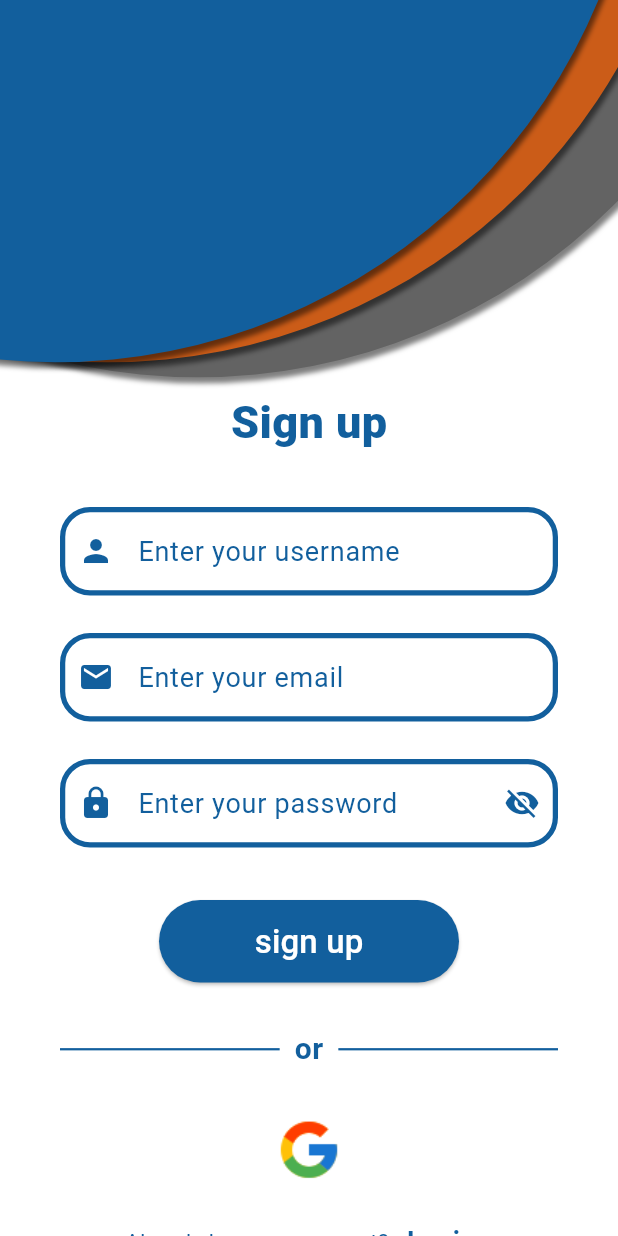
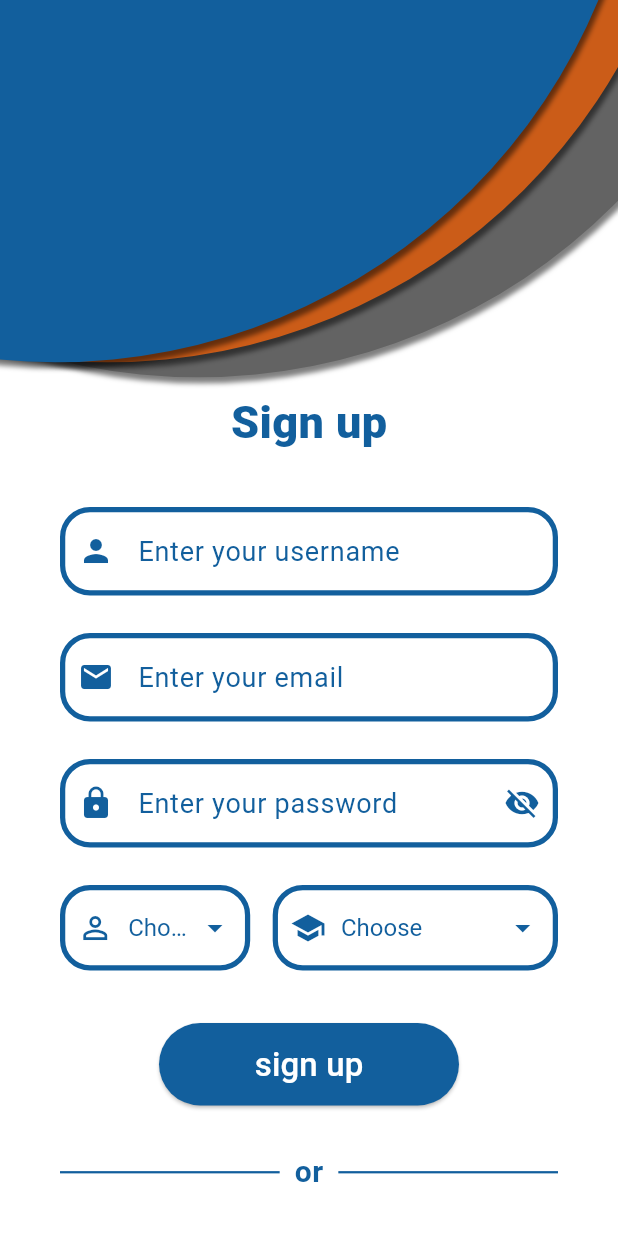
Before and after one commit to sumail-000/academia_hub, a Flutter app: the SignupScreen screen opened directly, on a phone screen of 412 x 824 dp. Run offline on Flutter 3.47's test engine with Material 3 defaults, Android fonts, the phone set to English and light mode, and no system bars.

Commit message:
signup screen update

```diff
--- a/lib/screens/auth/signup.dart
+++ b/lib/screens/auth/signup.dart
@@ -8,6 +8,32 @@ class SignupScreen extends StatefulWidget {
 
 class _SignupScreenState extends State<SignupScreen> {
   bool _isObscure = true; // Initially, password is hidden
+  String? _selectedUserType;
+  String? _selectedUniversity;
+
+  // List of Pakistani universities
+  final List<String> _universities = [
+    'Choose',
+    'Quaid-i-Azam University',
+    'National University of Sciences and Technology (NUST)',
+    'Lahore University of Management Sciences (LUMS)',
+    'University of the Punjab',
+    'University of Karachi',
+    'Pakistan Institute of Engineering and Applied Sciences (PIEAS)',
+    'COMSATS University Islamabad',
+    'Aga Khan University',
+    'Government College University Lahore',
+    'University of Engineering and Technology, Lahore',
+    'NED University of Engineering and Technology',
+    'Bahria University',
+    'Air University',
+    'International Islamic University Islamabad',
+    'University of Peshawar',
+    'University of Agriculture, Faisalabad',
+    'Mehran University of Engineering and Technology',
+    'Institute of Business Administration (IBA)',
+    'National University of Computer and Emerging Sciences (FAST-NUCES)',
+  ];
 
   @override
   Widget build(BuildContext context) {
@@ -53,6 +79,46 @@ class _SignupScreenState extends State<SignupScreen> {
                     buildTextField(Icons.email, "Enter your email", false),
                     SizedBox(height: 25),
                     buildTextField(Icons.lock, "Enter your password", true),
+                    SizedBox(height: 25),
+
+                    // User type and University selection row
+                    Row(
+                      children: [
+                        // User type dropdown (left side) - with reduced width
+                        Flexible(
+                          flex: 2, // Smaller flex for user type dropdown
+                          child: buildDropdown(
+                            icon: Icons.person_outline,
+                            hint: "User Type",
+                            value: _selectedUserType,
+                            items: ['Choose', 'Student', 'Teacher'],
+                            onChanged: (value) {
+                              setState(() {
+                                _selectedUserType = value;
+                              });
+                            },
+                            dropdownAlignment: AlignmentDirectional.bottomStart,
+                          ),
+                        ),
+                        SizedBox(width: 15),
+                        // University dropdown (right side) - with increased width
+                        Flexible(
+                          flex: 3, // Larger flex for university dropdown
+                          child: buildDropdown(
+                            icon: Icons.school,
+                            hint: "University",
+                            value: _selectedUniversity,
+                            items: _universities,
+                            onChanged: (value) {
+                              setState(() {
+                                _selectedUniversity = value;
+                              });
+                            },
+                            dropdownAlignment: AlignmentDirectional.bottomStart,
+                          ),
+                        ),
+                      ],
+                    ),
 
                     SizedBox(height: 35),
                     SizedBox(
@@ -124,6 +190,70 @@ class _SignupScreenState extends State<SignupScreen> {
     );
   }
 
+  Widget buildDropdown({
+    required IconData icon,
+    required String hint,
+    required String? value,
+    required List<String> items,
+    required Function(String?) onChanged,
+    AlignmentDirectional dropdownAlignment = AlignmentDirectional.topStart,
+  }) {
+    return Container(
+      decoration: BoxDecoration(
+        borderRadius: BorderRadius.circular(20),
+        border: Border.all(color: Color(0xFF125F9D), width: 3.5),
+      ),
+      child: Padding(
+        padding: const EdgeInsets.symmetric(horizontal: 8.0),
+        child: DropdownButtonHideUnderline(
+          child: DropdownButton<String>(
+            value: value ?? 'Choose',
+            icon: Icon(Icons.arrow_drop_down, color: Color(0xFF125F9D)),
+            isExpanded: true,
+            hint: Row(
+              children: [
+                Icon(icon, color: Color(0xFF125F9D), size: 24),
+                SizedBox(width: 10),
+                Text(hint, style: TextStyle(color: Color(0xFF125F9D), fontSize: 16)),
+              ],
+            ),
+            dropdownColor: Colors.white,
+            borderRadius: BorderRadius.circular(15),
+            elevation: 8,
+            style: TextStyle(color: Color(0xFF125F9D), fontSize: 16),
+            menuMaxHeight: 300, // Set a max height for long lists
+            itemHeight: 50,
+            dropdownAlignment: dropdownAlignment,
+            items: items.map<DropdownMenuItem<String>>((String value) {
+              return DropdownMenuItem<String>(
+                value: value,
+                child: Row(
+                  children: [
+                    Icon(
+                      value == 'Choose' ? icon :
+                      (items.length > 5 ? Icons.school :
+                      (value == 'Student' ? Icons.school : Icons.person_outline)),
+                      color: Color(0xFF125F9D),
+                      size: 24,
+                    ),
+                    SizedBox(width: 10),
+                    Flexible(
+                      child: Text(
+                        value,
+                        overflow: TextOverflow.ellipsis,
+                      ),
+                    ),
+                  ],
+                ),
+              );
+            }).toList(),
+            onChanged: onChanged,
+          ),
+        ),
+      ),
+    );
+  }
+
   Widget buildDivider() {
     return Row(
       children: [
```
Also changed, not shown: 1 other file.
